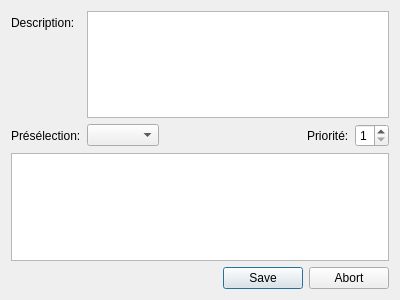
The window that InfoDynamiqueQt/Vues/vuegestionfiche.ui (AlexandreGirardin/ProjetAnalyse) describes before a commit, drawn with Qt 5.
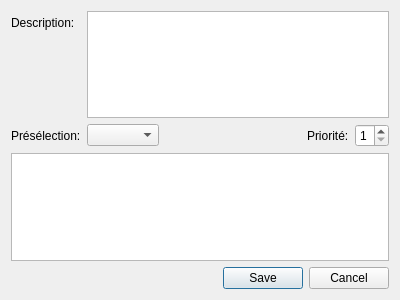
The same window after the commit.

What changed in the file:
```diff
--- a/InfoDynamiqueQt/Vues/vuegestionfiche.ui
+++ b/InfoDynamiqueQt/Vues/vuegestionfiche.ui
@@ -88,7 +88,7 @@
       <enum>Qt::Horizontal</enum>
      </property>
      <property name="standardButtons">
-      <set>QDialogButtonBox::Abort|QDialogButtonBox::Save</set>
+      <set>QDialogButtonBox::Cancel|QDialogButtonBox::Save</set>
      </property>
     </widget>
    </item>
```
